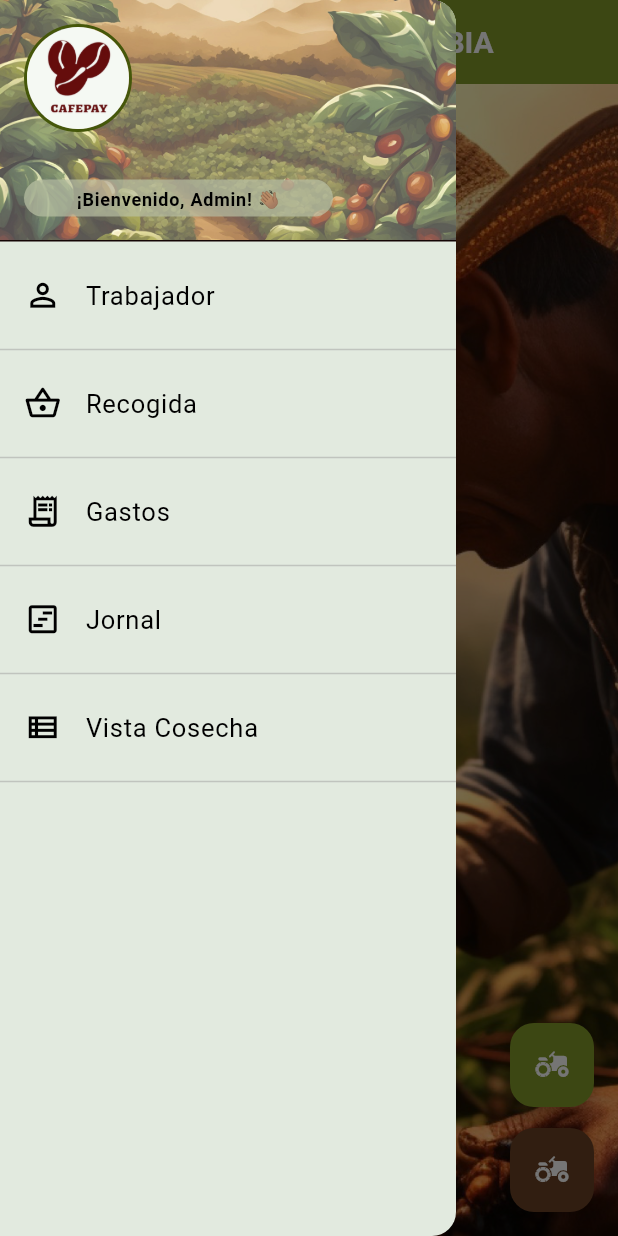
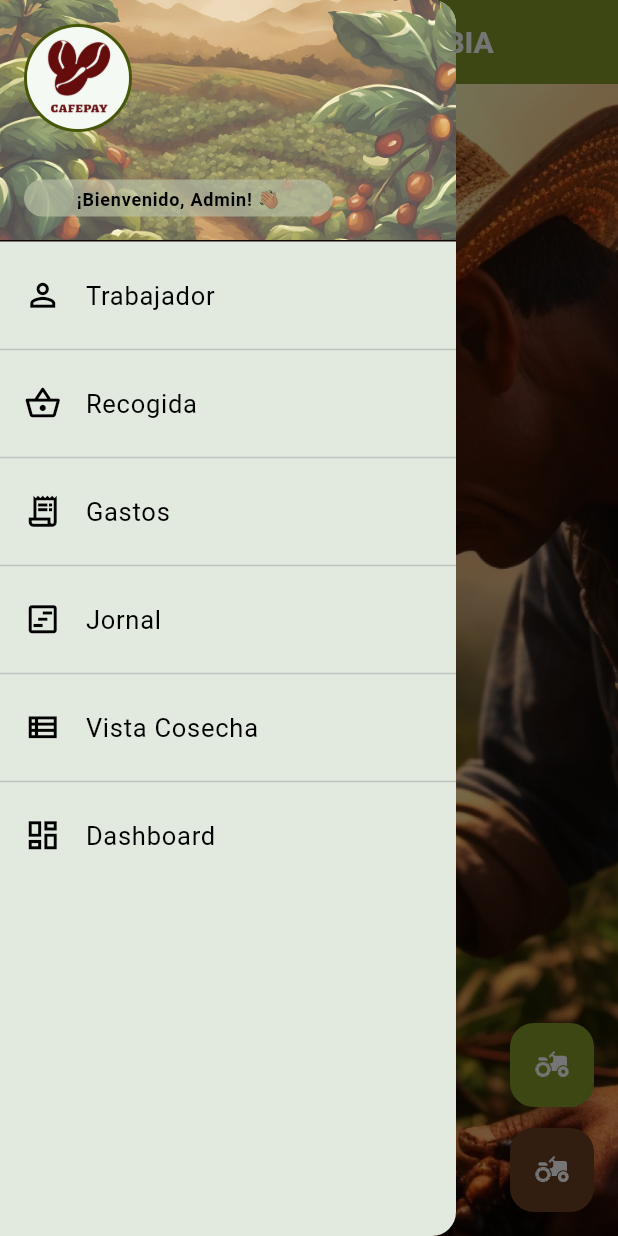
Before and after one commit to Kevin2001Acosta/Desarrollo-app-M-vil-para-cafeteros, a Flutter app: the screen it shows after launch, in the side drawer, after a tap on the "menu" icon, on a phone screen of 412 x 824 dp. Run offline on Flutter 3.47's test engine with Material 3 defaults, Android fonts, the light colour scheme and no system bars; drawn by our look-alikes of auto_size_text; our stand-ins replace data_table_2, dropdown_button2, sqflite; missing offline and left inert: group_list_view; accounts and stored records are empty.

Commit message:
init dashboard

```diff
--- a/lib/Screens/home_page.dart
+++ b/lib/Screens/home_page.dart
@@ -2,6 +2,7 @@ import 'dart:io';
 import 'package:cafetero/DataBase/Dao/cosecha_dao.dart';
 import 'package:cafetero/DataBase/Dao/recogida_dao.dart';
 import 'package:cafetero/Models/cosecha_model.dart';
+import 'package:cafetero/Screens/dash_board_page.dart';
 import 'package:cafetero/Screens/gastos_page.dart';
 import 'package:cafetero/Screens/trabajadores_page.dart';
 import 'package:cafetero/Screens/trabajo_recogida_page.dart';
@@ -394,6 +395,21 @@ class MyHomePage extends StatelessWidget {
                 color: Colors.grey.withOpacity(0.5),
                 thickness: 1,
               ),
+              ListTile(
+                leading: const Icon(
+                  Icons.dashboard_outlined,
+                  size: 25,
+                ),
+                title:
+                    const Text('Dashboard', style: TextStyle(fontSize: 17.0)),
+                onTap: () => {
+                  Navigator.push(context, MaterialPageRoute(builder: (context) {
+                    return DashboardPage(
+                      year: 2024,
+                    );
+                  }))
+                },
+              ),
             ],
           ),
         ),
--- a/lib/main.dart
+++ b/lib/main.dart
@@ -19,18 +19,19 @@ void main() async {
         ChangeNotifierProvider(create: (context) => TrabajadoresProvider()),
         ChangeNotifierProvider(create: (context) => SemanaProvider()),
       ],
-      child: MyApp(), // Asegúrate de definir y usar tu widget principal aquí
+      child:
+          const MyApp(), // Asegúrate de definir y usar tu widget principal aquí
     ),
   );
 }
-
 
 class MyApp extends StatelessWidget {
   const MyApp({super.key});
 
   @override
   Widget build(BuildContext context) {
-    return MaterialApp(debugShowCheckedModeBanner: false,
+    return MaterialApp(
+      debugShowCheckedModeBanner: false,
       title: 'Flutter Demo',
       theme: ThemeData(
         colorScheme: const ColorScheme(
```
Also changed, not shown: lib/Screens/dash_board_page.dart (added, +36 -0 lines), lib/Screens/jornal_page.dart (+26 -20 lines), lib/Screens/ver_jornales_page.dart (+29 -18 lines).
